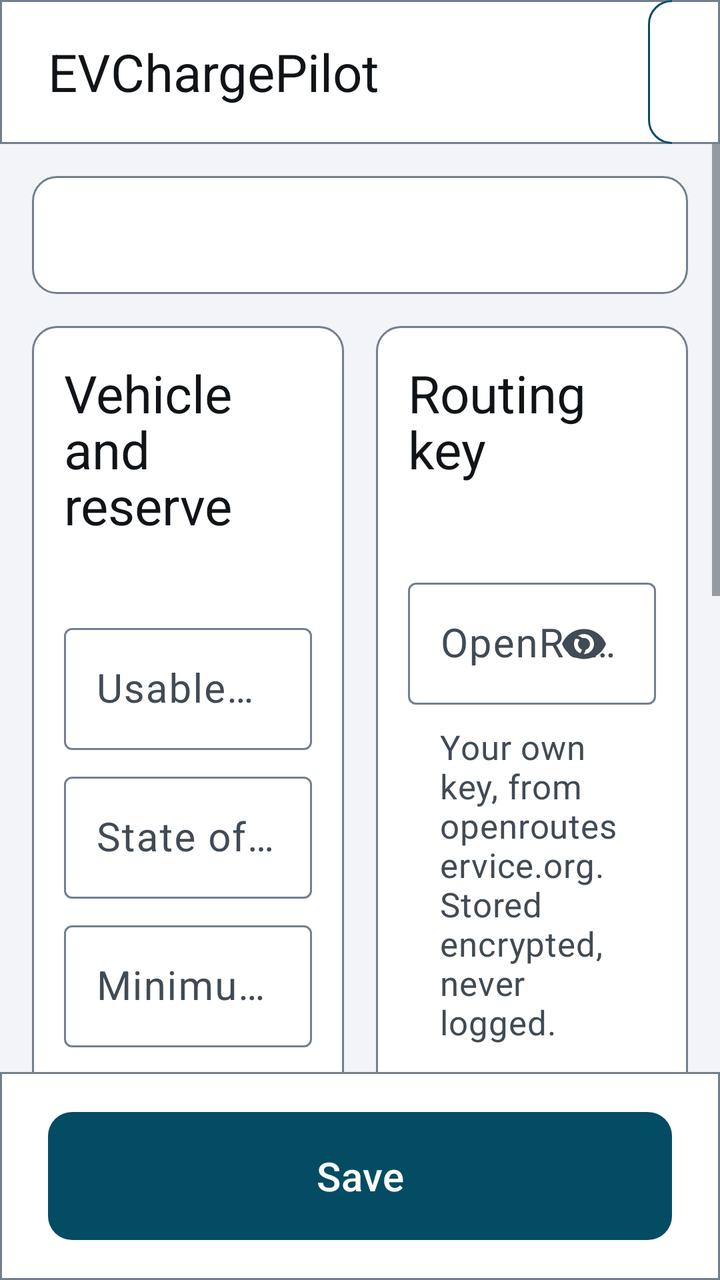
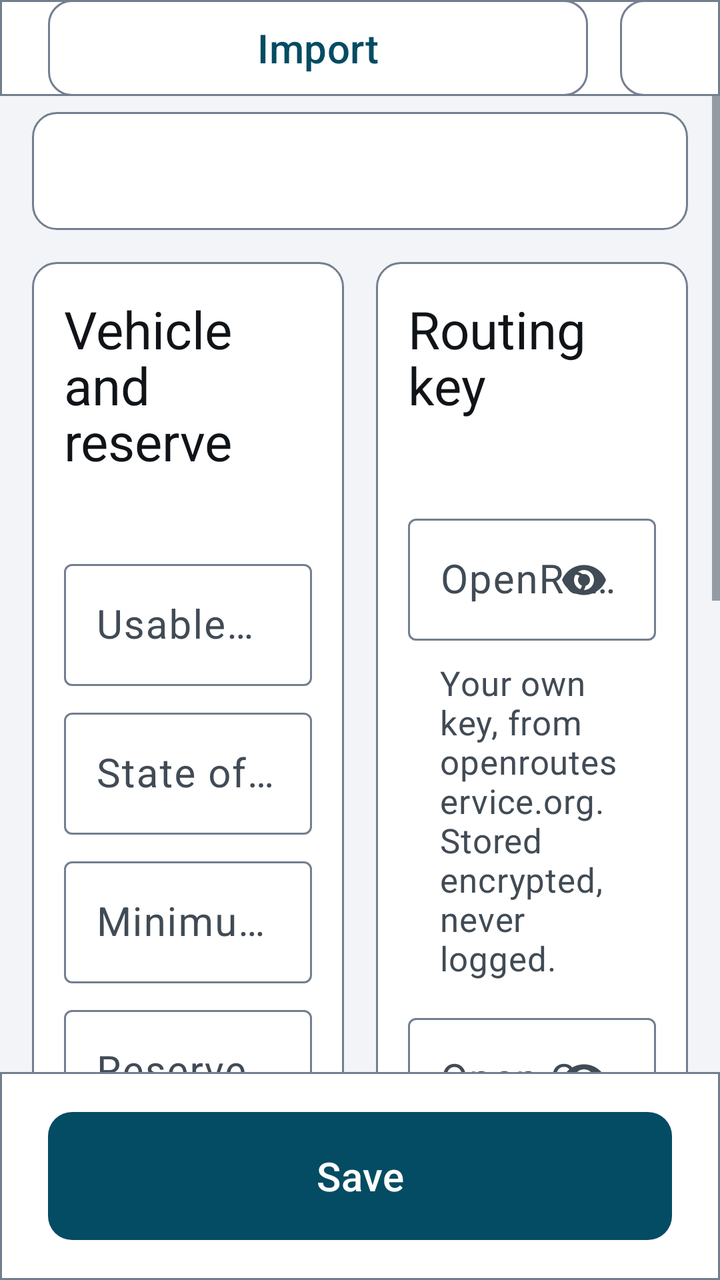

Before-and-after screenshots of an Android layout around one commit, followed by the original layout XML and the change that was made.
<!-- AndroidManifest.xml: application theme Theme.EVChargePilot -->
<!-- res/layout/activity_settings.xml -->
<?xml version="1.0" encoding="utf-8"?>
<LinearLayout xmlns:android="http://schemas.android.com/apk/res/android"
    xmlns:app="http://schemas.android.com/apk/res-auto"
    android:layout_width="match_parent"
    android:layout_height="match_parent"
    android:orientation="vertical">

    <LinearLayout
        android:layout_width="match_parent"
        android:layout_height="@dimen/touch_target"
        android:background="@drawable/bg_topbar"
        android:gravity="center_vertical"
        android:orientation="horizontal"
        android:paddingStart="@dimen/spacing_lg"
        android:paddingEnd="@dimen/spacing_lg">

        <include layout="@layout/view_primary_navigation" />

        
        <Space
            android:layout_width="0dp"
            android:layout_height="1dp"
            android:layout_weight="1" />

        <com.google.android.material.button.MaterialButton
            android:id="@+id/settingsImportAction"
            style="@style/Widget.EV.Button.Outlined"
            android:layout_width="270dp"
            android:layout_height="@dimen/touch_target"
            android:text="@string/settings_action_import" />

        <com.google.android.material.button.MaterialButton
            android:id="@+id/settingsExportAction"
            style="@style/Widget.EV.Button.Outlined"
            android:layout_width="270dp"
            android:layout_height="@dimen/touch_target"
            android:layout_marginStart="@dimen/spacing_md"
            android:text="@string/settings_action_export" />
    </LinearLayout>

    
    <ScrollView
        android:layout_width="match_parent"
        android:layout_height="0dp"
        android:layout_weight="1"
        android:fillViewport="true">

        <LinearLayout
            android:layout_width="match_parent"
            android:layout_height="wrap_content"
            android:orientation="vertical"
            android:padding="@dimen/spacing_md">

            
            <TextView
                android:id="@+id/settingsStatus"
                android:layout_width="match_parent"
                android:layout_height="wrap_content"
                android:accessibilityLiveRegion="polite"
                android:background="@drawable/bg_card"
                android:gravity="center"
                android:padding="@dimen/spacing_md"
                android:textAppearance="@style/Text.EV.Body" />

            <LinearLayout
                android:layout_width="match_parent"
                android:layout_height="wrap_content"
                android:layout_marginTop="@dimen/spacing_md"
                android:baselineAligned="false"
                android:orientation="horizontal">

                <LinearLayout
                    android:layout_width="0dp"
                    android:layout_height="wrap_content"
                    android:layout_weight="1"
                    android:background="@drawable/bg_card"
                    android:orientation="vertical"
                    android:padding="@dimen/spacing_md">

                    <TextView
                        android:layout_width="match_parent"
                        android:layout_height="wrap_content"
                        android:text="@string/vehicle_title"
                        android:textAppearance="@style/Text.EV.Title" />

                    
                    <TextView
                        android:id="@+id/vehicleWhose"
                        android:layout_width="match_parent"
                        android:layout_height="wrap_content"
                        android:layout_marginTop="@dimen/spacing_sm"
                        android:textAppearance="@style/Text.EV.Secondary" />

                    
                    <com.google.android.material.textfield.TextInputLayout
                        android:id="@+id/capacityLayout"
                        style="@style/Widget.Material3.TextInputLayout.OutlinedBox"
                        android:layout_width="match_parent"
                        android:layout_height="wrap_content"
                        android:layout_marginTop="@dimen/spacing_sm"
                        android:hint="@string/vehicle_hint_capacity"
                        app:helperTextTextAppearance="@style/Text.EV.Secondary">

                        <com.google.android.material.textfield.TextInputEditText
                            android:id="@+id/capacityInput"
                            android:layout_width="match_parent"
                            android:layout_height="wrap_content"
                            android:inputType="numberDecimal"
                            android:singleLine="true"
                            android:textSize="@dimen/text_body" />
                    </com.google.android.material.textfield.TextInputLayout>

                    <com.google.android.material.textfield.TextInputLayout
                        android:id="@+id/healthLayout"
                        style="@style/Widget.Material3.TextInputLayout.OutlinedBox"
                        android:layout_width="match_parent"
                        android:layout_height="wrap_content"
                        android:layout_marginTop="@dimen/spacing_sm"
                        android:hint="@string/vehicle_hint_health"
                        app:helperTextTextAppearance="@style/Text.EV.Secondary">

                        <com.google.android.material.textfield.TextInputEditText
                            android:id="@+id/healthInput"
                            android:layout_width="match_parent"
                            android:layout_height="wrap_content"
                            android:inputType="numberDecimal"
                            android:singleLine="true"
                            android:textSize="@dimen/text_body" />
                    </com.google.android.material.textfield.TextInputLayout>

                    <com.google.android.material.textfield.TextInputLayout
                        android:id="@+id/minPowerLayout"
                        style="@style/Widget.Material3.TextInputLayout.OutlinedBox"
                        android:layout_width="match_parent"
                        android:layout_height="wrap_content"
                        android:layout_marginTop="@dimen/spacing_sm"
                        android:hint="@string/vehicle_hint_min_power"
                        app:helperTextTextAppearance="@style/Text.EV.Secondary">

                        <com.google.android.material.textfield.TextInputEditText
                            android:id="@+id/minPowerInput"
                            android:layout_width="match_parent"
                            android:layout_height="wrap_content"
                            android:inputType="numberDecimal"
                            android:singleLine="true"
                            android:textSize="@dimen/text_body" />
                    </com.google.android.material.textfield.TextInputLayout>

                    <com.google.android.material.textfield.TextInputLayout
                        android:id="@+id/reserveLayout"
                        style="@style/Widget.Material3.TextInputLayout.OutlinedBox"
                        android:layout_width="match_parent"
                        android:layout_height="wrap_content"
                        android:layout_marginTop="@dimen/spacing_sm"
                        android:hint="@string/vehicle_hint_reserve"
                        app:helperTextTextAppearance="@style/Text.EV.Secondary">

                        <com.google.android.material.textfield.TextInputEditText
                            android:id="@+id/reserveInput"
                            android:layout_width="match_parent"
                            android:layout_height="wrap_content"
                            android:inputType="numberDecimal"
                            android:singleLine="true"
                            android:textSize="@dimen/text_body" />
                    </com.google.android.material.textfield.TextInputLayout>

                    <com.google.android.material.textfield.TextInputLayout
                        android:id="@+id/departureLayout"
                        style="@style/Widget.Material3.TextInputLayout.OutlinedBox"
                        android:layout_width="match_parent"
                        android:layout_height="wrap_content"
                        android:layout_marginTop="@dimen/spacing_sm"
                        android:hint="@string/vehicle_hint_departure"
                        app:helperTextTextAppearance="@style/Text.EV.Secondary">

                        <com.google.android.material.textfield.TextInputEditText
                            android:id="@+id/departureInput"
                            android:layout_width="match_parent"
                            android:layout_height="wrap_content"
                            android:inputType="numberDecimal"
                            android:singleLine="true"
                            android:textSize="@dimen/text_body" />
                    </com.google.android.material.textfield.TextInputLayout>
                </LinearLayout>

                <LinearLayout
                    android:layout_width="0dp"
                    android:layout_height="wrap_content"
                    android:layout_marginStart="@dimen/spacing_md"
                    android:layout_weight="1"
                    android:background="@drawable/bg_card"
                    android:orientation="vertical"
                    android:padding="@dimen/spacing_md">

                    <TextView
                        android:layout_width="match_parent"
                        android:layout_height="wrap_content"
                        android:text="@string/routing_title"
                        android:textAppearance="@style/Text.EV.Title" />

                    
                    <TextView
                        android:id="@+id/routingState"
                        android:layout_width="match_parent"
                        android:layout_height="wrap_content"
                        android:layout_marginTop="@dimen/spacing_sm"
                        android:textAppearance="@style/Text.EV.Secondary" />

                    <com.google.android.material.textfield.TextInputLayout
                        android:id="@+id/routingKeyLayout"
                        style="@style/Widget.Material3.TextInputLayout.OutlinedBox"
                        android:layout_width="match_parent"
                        android:layout_height="wrap_content"
                        android:layout_marginTop="@dimen/spacing_sm"
                        android:hint="@string/routing_hint_key"
                        app:endIconContentDescription="@string/routing_desc_toggle_key"
                        app:endIconMinSize="@dimen/touch_target"
                        app:endIconMode="password_toggle"
                        app:helperText="@string/routing_helper_key"
                        app:helperTextTextAppearance="@style/Text.EV.Secondary">

                        <com.google.android.material.textfield.TextInputEditText
                            android:id="@+id/routingKeyInput"
                            android:layout_width="match_parent"
                            android:layout_height="wrap_content"
                            android:inputType="textPassword"
                            android:singleLine="true"
                            android:textSize="@dimen/text_body" />
                    </com.google.android.material.textfield.TextInputLayout>

                    <com.google.android.material.textfield.TextInputLayout
                        android:id="@+id/chargerKeyLayout"
                        style="@style/Widget.Material3.TextInputLayout.OutlinedBox"
                        android:layout_width="match_parent"
                        android:layout_height="wrap_content"
                        android:layout_marginTop="@dimen/spacing_sm"
                        android:hint="@string/routing_hint_charger_key"
                        app:endIconContentDescription="@string/routing_desc_toggle_key"
                        app:endIconMinSize="@dimen/touch_target"
                        app:endIconMode="password_toggle"
                        app:helperText="@string/routing_helper_charger_key"
                        app:helperTextTextAppearance="@style/Text.EV.Secondary">

                        <com.google.android.material.textfield.TextInputEditText
                            android:id="@+id/chargerKeyInput"
                            android:layout_width="match_parent"
                            android:layout_height="wrap_content"
                            android:inputType="textPassword"
                            android:singleLine="true"
                            android:textSize="@dimen/text_body" />
                    </com.google.android.material.textfield.TextInputLayout>

                    <com.google.android.material.textfield.TextInputLayout
                        android:id="@+id/routingBaseUrlLayout"
                        style="@style/Widget.Material3.TextInputLayout.OutlinedBox"
                        android:layout_width="match_parent"
                        android:layout_height="wrap_content"
                        android:layout_marginTop="@dimen/spacing_sm"
                        android:hint="@string/routing_hint_base_url"
                        app:helperText="@string/routing_helper_base_url"
                        app:helperTextTextAppearance="@style/Text.EV.Secondary">

                        <com.google.android.material.textfield.TextInputEditText
                            android:id="@+id/routingBaseUrlInput"
                            android:layout_width="match_parent"
                            android:layout_height="wrap_content"
                            android:inputType="textUri"
                            android:singleLine="true"
                            android:textSize="@dimen/text_body" />
                    </com.google.android.material.textfield.TextInputLayout>

                    
                    <com.google.android.material.button.MaterialButton
                        android:id="@+id/routingClearAction"
                        style="@style/Widget.EVChargePilot.Button.Danger"
                        android:layout_width="match_parent"
                        android:layout_height="@dimen/touch_target"
                        android:layout_marginTop="@dimen/spacing_sm"
                        android:text="@string/routing_action_clear" />
                </LinearLayout>
            </LinearLayout>
        </LinearLayout>
    </ScrollView>

    
    <LinearLayout
        android:layout_width="match_parent"
        android:layout_height="wrap_content"
        android:background="@drawable/bg_topbar"
        android:orientation="horizontal"
        android:paddingStart="@dimen/spacing_lg"
        android:paddingTop="@dimen/spacing_md"
        android:paddingEnd="@dimen/spacing_lg"
        android:paddingBottom="@dimen/spacing_md">

        <com.google.android.material.button.MaterialButton
            android:id="@+id/settingsSaveAction"
            style="@style/Widget.EVChargePilot.Button"
            android:layout_width="match_parent"
            android:layout_height="@dimen/touch_target"
            android:text="@string/routing_action_save" />
    </LinearLayout>
</LinearLayout>
<!-- res/layout/view_primary_navigation.xml (included above) -->
<?xml version="1.0" encoding="utf-8"?>
<LinearLayout
    xmlns:android="http://schemas.android.com/apk/res/android"
    xmlns:app="http://schemas.android.com/apk/res-auto"
    android:layout_width="wrap_content"
    android:layout_height="@dimen/touch_target"
    android:gravity="center_vertical"
    android:orientation="horizontal">

    <TextView
        android:layout_width="@dimen/chargepilot_primary_title_width"
        android:layout_height="wrap_content"
        android:text="@string/app_name"
        android:textAppearance="@style/Text.EV.Title" />

    <com.google.android.material.button.MaterialButtonToggleGroup
        android:id="@+id/primaryNavigation"
        android:layout_width="1000dp"
        android:layout_height="match_parent"
        app:selectionRequired="true"
        app:singleSelection="true">

    <com.google.android.material.button.MaterialButton
        android:id="@+id/navEnergy"
        style="@style/Widget.EVChargePilot.NavTab"
        android:layout_width="200dp"
        android:layout_height="match_parent"
        android:text="@string/tab_energy" />

    <com.google.android.material.button.MaterialButton
        android:id="@+id/navArrival"
        style="@style/Widget.EVChargePilot.NavTab"
        android:layout_width="200dp"
        android:layout_height="match_parent"
        android:text="@string/tab_arrival" />

    <com.google.android.material.button.MaterialButton
        android:id="@+id/navTrips"
        style="@style/Widget.EVChargePilot.NavTab"
        android:layout_width="200dp"
        android:layout_height="match_parent"
        android:text="@string/tab_trips" />

    <com.google.android.material.button.MaterialButton
        android:id="@+id/navDiagnostics"
        style="@style/Widget.EVChargePilot.NavTab"
        android:layout_width="200dp"
        android:layout_height="match_parent"
        android:text="@string/tab_diagnostics" />

    <com.google.android.material.button.MaterialButton
        android:id="@+id/navSettings"
        style="@style/Widget.EVChargePilot.NavTab"
        android:layout_width="200dp"
        android:layout_height="match_parent"
        android:text="@string/tab_settings" />
    </com.google.android.material.button.MaterialButtonToggleGroup>
</LinearLayout>
<!-- resources referenced by this layout -->
<resources>
  <dimen name="chargepilot_primary_title_width">300dp</dimen>
  <dimen name="spacing_lg">24dp</dimen>
  <dimen name="spacing_md">16dp</dimen>
  <dimen name="spacing_sm">8dp</dimen>
  <dimen name="text_body">20sp</dimen>
  <dimen name="touch_target">72dp</dimen>
  <string name="app_name">EVChargePilot</string>
  <string name="routing_action_clear">Remove the keys</string>
  <string name="routing_action_save">Save</string>
  <string name="routing_desc_toggle_key">Show or hide the key</string>
  <string name="routing_helper_base_url">Leave as it is for HeiGIT, or point it at your own instance.</string>
  <string name="routing_helper_charger_key">A second free key, from openchargemap.org.</string>
  <string name="routing_helper_key">Your own key, from openrouteservice.org. Stored encrypted, never logged.</string>
  <string name="routing_hint_base_url">Routing service (https)</string>
  <string name="routing_hint_charger_key">Open Charge Map API key (optional)</string>
  <string name="routing_hint_key">OpenRouteService API key</string>
  <string name="routing_title">Routing key</string>
  <string name="settings_action_export">Export USB</string>
  <string name="settings_action_import">Import USB</string>
  <string name="tab_arrival">Arrival</string>
  <string name="tab_diagnostics">Diagnostics</string>
  <string name="tab_energy">Energy</string>
  <string name="tab_settings">Settings</string>
  <string name="tab_trips">Trips</string>
  <string name="vehicle_hint_capacity">Usable battery capacity when new (kWh)</string>
  <string name="vehicle_hint_departure">Charge to leave a stop with (\u0025)</string>
  <string name="vehicle_hint_health">State of health (\u0025)</string>
  <string name="vehicle_hint_min_power">Minimum charger power (kW)</string>
  <string name="vehicle_hint_reserve">Reserve to keep on arrival (\u0025)</string>
  <string name="vehicle_title">Vehicle and reserve</string>
  <style name="Text.EV.Body" parent="TextAppearance.Material3.BodyLarge">
          <item name="android:textSize">@dimen/text_body</item>
          <item name="android:textColor">@color/ev_text_primary</item>
      </style>
  <style name="Text.EV.Secondary" parent="TextAppearance.Material3.BodyMedium">
          <item name="android:textSize">@dimen/text_secondary</item>
          <item name="android:textColor">@color/ev_text_secondary</item>
      </style>
  <style name="Text.EV.Title" parent="TextAppearance.Material3.TitleLarge">
          <item name="android:textSize">@dimen/text_title</item>
          <item name="android:textColor">@color/ev_text_primary</item>
      </style>
  <style name="Widget.EVChargePilot.Button" parent="Widget.EV.Button">
          <item name="android:textColor">@color/ev_button_text</item>
          <item name="backgroundTint">@color/ev_button_fill</item>
      </style>
  <style name="Widget.EVChargePilot.Button.Danger" parent="Widget.EV.Button">
          <item name="android:textColor">@color/ev_on_accent</item>
          <item name="backgroundTint">@color/ev_error</item>
      </style>
  <color name="ev_surface">#FFFFFFFF</color>
  <color name="ev_outline">#FF737F8F</color>
  <dimen name="ev_corner">12dp</dimen>
  <color name="ev_text_primary">#FF101418</color>
  <dimen name="text_secondary">17sp</dimen>
  <color name="ev_text_secondary">#FF414B55</color>
  <dimen name="text_title">26sp</dimen>
  <style name="ShapeAppearanceOverlay.EV.Button" parent="">
          <item name="cornerSize">@dimen/ev_corner</item>
      </style>
  <color name="ev_on_accent">#FFFFFFFF</color>
  <color name="ev_error">#FF8F0F18</color>
  <color name="ev_accent">#FF044C63</color>
  <color name="ev_surface_raised">#FFE4E8ED</color>
  <color name="ev_background">#FFF2F4F7</color>
  <!-- unchanged entries left out for length: 11 -->
</resources>

<!-- the commit's change to res/layout/activity_settings.xml (unified diff, before → after) -->
@@ -7,33 +7,37 @@
 
     <LinearLayout
         android:layout_width="match_parent"
-        android:layout_height="@dimen/touch_target"
+        android:layout_height="@dimen/chargepilot_bar_height"
         android:background="@drawable/bg_topbar"
         android:gravity="center_vertical"
         android:orientation="horizontal"
         android:paddingStart="@dimen/spacing_lg"
         android:paddingEnd="@dimen/spacing_lg">
 
-        <include layout="@layout/view_primary_navigation" />
+        <include
+            layout="@layout/view_primary_navigation"
+            android:layout_width="0dp"
+            android:layout_height="match_parent"
+            android:layout_weight="1" />
 
         
-        <Space
-            android:layout_width="0dp"
-            android:layout_height="1dp"
-            android:layout_weight="1" />
 
         <com.google.android.material.button.MaterialButton
             android:id="@+id/settingsImportAction"
             style="@style/Widget.EV.Button.Outlined"
             android:layout_width="270dp"
-            android:layout_height="@dimen/touch_target"
+            android:layout_height="match_parent"
+            android:insetTop="0dp"
+            android:insetBottom="0dp"
             android:text="@string/settings_action_import" />
 
         <com.google.android.material.button.MaterialButton
             android:id="@+id/settingsExportAction"
             style="@style/Widget.EV.Button.Outlined"
             android:layout_width="270dp"
-            android:layout_height="@dimen/touch_target"
+            android:layout_height="match_parent"
+            android:insetTop="0dp"
+            android:insetBottom="0dp"
             android:layout_marginStart="@dimen/spacing_md"
             android:text="@string/settings_action_export" />
     </LinearLayout>
@@ -49,7 +53,10 @@
             android:layout_width="match_parent"
             android:layout_height="wrap_content"
             android:orientation="vertical"
-            android:padding="@dimen/spacing_md">
+            android:paddingStart="@dimen/spacing_md"
+            android:paddingTop="@dimen/chargepilot_bar_gap"
+            android:paddingEnd="@dimen/spacing_md"
+            android:paddingBottom="@dimen/spacing_md">
 
             
             <TextView
@@ -306,57 +313,72 @@
 <LinearLayout
     xmlns:android="http://schemas.android.com/apk/res/android"
     xmlns:app="http://schemas.android.com/apk/res-auto"
-    android:layout_width="wrap_content"
-    android:layout_height="@dimen/touch_target"
+    android:layout_width="match_parent"
+    android:layout_height="match_parent"
     android:gravity="center_vertical"
     android:orientation="horizontal">
 
     <TextView
-        android:layout_width="@dimen/chargepilot_primary_title_width"
+        android:layout_width="wrap_content"
         android:layout_height="wrap_content"
+        android:layout_marginEnd="@dimen/spacing_md"
         android:text="@string/app_name"
         android:textAppearance="@style/Text.EV.Title" />
 
     <com.google.android.material.button.MaterialButtonToggleGroup
         android:id="@+id/primaryNavigation"
-        android:layout_width="1000dp"
-        android:layout_height="match_parent"
+        android:layout_width="0dp"
+        android:layout_height="match_parent"
+        android:layout_weight="1"
         app:selectionRequired="true"
         app:singleSelection="true">
 
     <com.google.android.material.button.MaterialButton
         android:id="@+id/navEnergy"
         style="@style/Widget.EVChargePilot.NavTab"
-        android:layout_width="200dp"
-        android:layout_height="match_parent"
+        android:layout_width="0dp"
+        android:layout_height="match_parent"
+        android:layout_weight="1"
         android:text="@string/tab_energy" />
 
     <com.google.android.material.button.MaterialButton
         android:id="@+id/navArrival"
         style="@style/Widget.EVChargePilot.NavTab"
-        android:layout_width="200dp"
-        android:layout_height="match_parent"
+        android:layout_width="0dp"
+        android:layout_height="match_parent"
+        android:layout_weight="1"
         android:text="@string/tab_arrival" />
 
     <com.google.android.material.button.MaterialButton
         android:id="@+id/navTrips"
         style="@style/Widget.EVChargePilot.NavTab"
-        android:layout_width="200dp"
-        android:layout_height="match_parent"
+        android:layout_width="0dp"
+        android:layout_height="match_parent"
+        android:layout_weight="1"
         android:text="@string/tab_trips" />
 
     <com.google.android.material.button.MaterialButton
+        android:id="@+id/navBattery"
+        style="@style/Widget.EVChargePilot.NavTab"
+        android:layout_width="0dp"
+        android:layout_height="match_parent"
+        android:layout_weight="1"
+        android:text="@string/tab_battery" />
+
+    <com.google.android.material.button.MaterialButton
         android:id="@+id/navDiagnostics"
         style="@style/Widget.EVChargePilot.NavTab"
-        android:layout_width="200dp"
-        android:layout_height="match_parent"
+        android:layout_width="0dp"
+        android:layout_height="match_parent"
+        android:layout_weight="1"
         android:text="@string/tab_diagnostics" />
 
     <com.google.android.material.button.MaterialButton
         android:id="@+id/navSettings"
         style="@style/Widget.EVChargePilot.NavTab"
-        android:layout_width="200dp"
-        android:layout_height="match_parent"
+        android:layout_width="0dp"
+        android:layout_height="match_parent"
+        android:layout_weight="1"
         android:text="@string/tab_settings" />
     </com.google.android.material.button.MaterialButtonToggleGroup>
 </LinearLayout>
<!-- resource entries referenced after the edit -->
@@ -1,6 +1,7 @@
 <!-- resources referenced by this layout -->
 <resources>
-  <dimen name="chargepilot_primary_title_width">300dp</dimen>
+  <dimen name="chargepilot_bar_gap">@dimen/spacing_sm</dimen>
+  <dimen name="chargepilot_bar_height">48dp</dimen>
   <dimen name="spacing_lg">24dp</dimen>
   <dimen name="spacing_md">16dp</dimen>
   <dimen name="spacing_sm">8dp</dimen>
@@ -17,9 +18,10 @@
   <string name="routing_hint_charger_key">Open Charge Map API key (optional)</string>
   <string name="routing_hint_key">OpenRouteService API key</string>
   <string name="routing_title">Routing key</string>
-  <string name="settings_action_export">Export USB</string>
-  <string name="settings_action_import">Import USB</string>
+  <string name="settings_action_export">Export</string>
+  <string name="settings_action_import">Import</string>
   <string name="tab_arrival">Arrival</string>
+  <string name="tab_battery">Battery</string>
   <string name="tab_diagnostics">Diagnostics</string>
   <string name="tab_energy">Energy</string>
   <string name="tab_settings">Settings</string>
